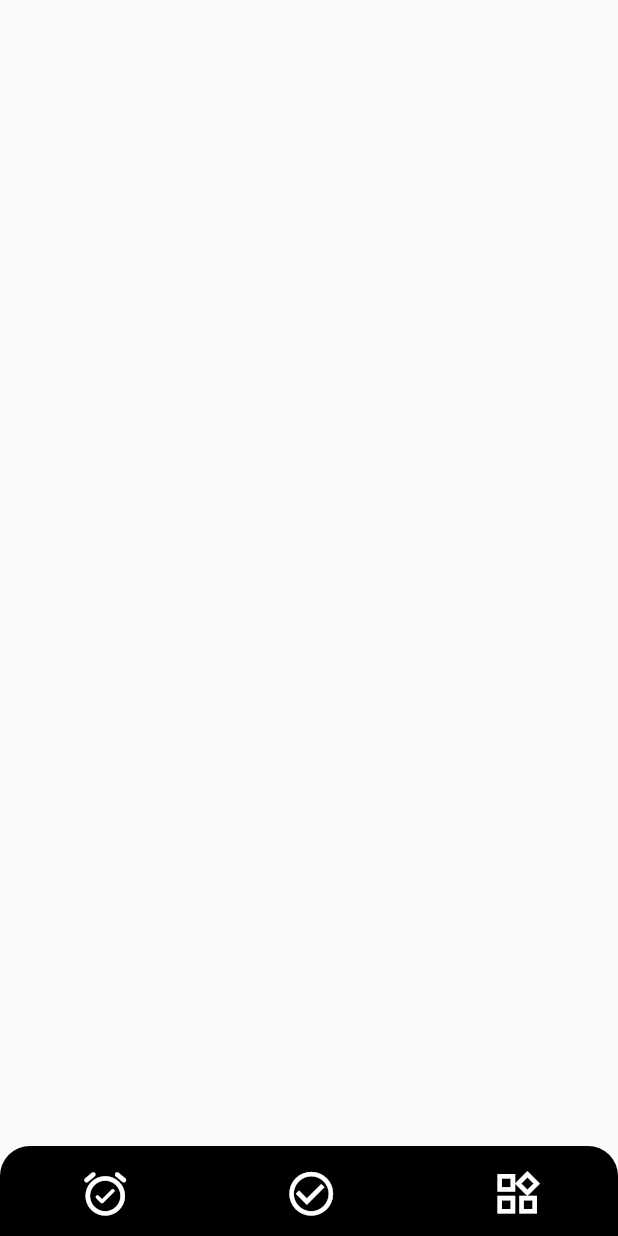
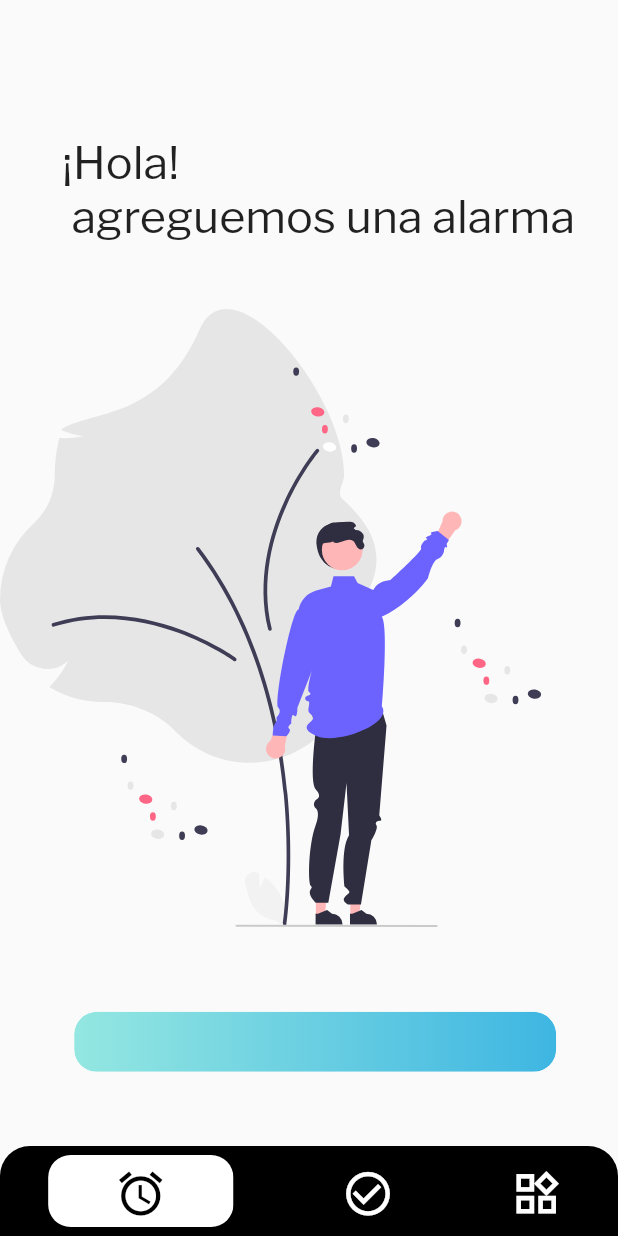
Before and after one commit to wake-group/Wake-App, a Flutter app: the screen it shows after launch, after a tap on "next", on a phone screen of 412 x 824 dp. Run offline on Flutter 3.47's test engine with Material 2 defaults, Android fonts, the phone set to English and light mode, and no system bars; our stand-ins replace easy_localization, flutter_svg.

Commit message:
Still on UI

```diff
--- a/assets/translations/en.json
+++ b/assets/translations/en.json
@@ -1,5 +1,9 @@
 {
 
     "welcome":"set alarm and \n Wake up easily",
-    "start": "hello there! \n let's add an alarm"
+    "start": "hello there! \n let's add an alarm",
+    "movements": {
+        "next":"",
+        "add":""
+    }
 }
--- a/assets/translations/es.json
+++ b/assets/translations/es.json
@@ -1,5 +1,10 @@
 {
 "welcome":"configurar alarma y \n Despertar fácilmente",
 
-"start":"¡Hola a todos! \n agreguemos una alarma"
+"start":"¡Hola! \n agreguemos una alarma",
+
+"movements": {
+    "next":"",
+    "add":""
 }
+}
--- a/lib/UI/Pages/home.dart
+++ b/lib/UI/Pages/home.dart
@@ -1,4 +1,8 @@
+import 'package:easy_localization/easy_localization.dart';
 import 'package:flutter/material.dart';
+import 'package:flutter_svg/flutter_svg.dart';
+import 'package:wake/UI/widgets/widgets.dart';
+import 'package:wake/translations/locale_keys.g.dart';
 
 class Home extends StatefulWidget {
   const Home({Key? key}) : super(key: key);
@@ -10,8 +14,40 @@ class Home extends StatefulWidget {
 class _HomeState extends State<Home> {
   @override
   Widget build(BuildContext context) {
+    Size size = MediaQuery.of(context).size;
+    bool anyalarm = false;
+
     return Scaffold(
-      body: Container(),
+      body: anyalarm
+          ? Container()
+          : Container(
+              child: Stack(
+                children: [
+                  Positioned(
+                      top: size.height * .11,
+                      left: size.width * .1,
+                      child: Text(
+                        LocaleKeys.start.tr(),
+                        style: const TextStyle(
+                          fontSize: 30,
+                        ),
+                      )),
+                  Positioned(
+                      top: size.height * .25,
+                      child: SvgPicture.asset(
+                        "assets/svgs/welcome.svg",
+                        height: MediaQuery.of(context).size.height * .5,
+                      )),
+                  Positioned(
+                      bottom: size.height * .06,
+                      left: size.width * .12,
+                      child: mybutton("", () {
+                        Navigator.push(
+                            context, MaterialPageRoute(builder: (_) => Home()));
+                      }, size.width * .78))
+                ],
+              ),
+            ),
     );
   }
 }
--- a/lib/UI/Pages/navigationbar.dart
+++ b/lib/UI/Pages/navigationbar.dart
@@ -10,9 +10,8 @@ class Navigation extends StatefulWidget {
 
 class _NavigationState extends State<Navigation> {
   int initialIndex = 0;
-  bool anyalarm = false;
 
-  final page = [const Home()];
+  final page = [const Home(), const Home(), const Home()];
   @override
   Widget build(BuildContext context) {
     return Scaffold(
@@ -34,7 +33,14 @@ class _NavigationState extends State<Navigation> {
       child: Row(
         mainAxisAlignment: MainAxisAlignment.spaceAround,
         children: [
-          IconButton(
+          ClipRRect(
+            borderRadius: const BorderRadius.all(Radius.circular(15.00)),
+            child: Container(
+              width: initialIndex == 0
+                  ? MediaQuery.of(context).size.width * .3
+                  : null,
+              color: initialIndex == 0 ? Colors.white : Colors.transparent,
+              child: IconButton(
                 enableFeedback: false,
                 onPressed: () {
                   setState(() {
@@ -43,17 +49,26 @@ class _NavigationState extends State<Navigation> {
                 },
                 icon: initialIndex == 0
                     ? const Icon(
-                    Icons.alarm_on_rounded,
-                    color: Colors.white,
+                        Icons.alarm_outlined,
+                        color: Colors.black,
                         size: 35,
                       )
                     : const Icon(
-                    Icons.alarm_on_outlined,
+                        Icons.alarm_outlined,
                         color: Colors.white,
                         size: 35,
                       ),
               ),
-          IconButton(
+            ),
+          ),
+          ClipRRect(
+            borderRadius: const BorderRadius.all(Radius.circular(15.00)),
+            child: Container(
+              width: initialIndex == 1
+                  ? MediaQuery.of(context).size.width * .3
+                  : null,
+              color: initialIndex == 1 ? Colors.white : Colors.transparent,
+              child: IconButton(
                 enableFeedback: false,
                 onPressed: () {
                   setState(() {
@@ -62,8 +77,8 @@ class _NavigationState extends State<Navigation> {
                 },
                 icon: initialIndex == 1
                     ? const Icon(
-                    Icons.check_circle,
-                    color: Colors.white,
+                        Icons.check_circle_outline,
+                        color: Colors.black,
                         size: 35,
                       )
                     : const Icon(
@@ -72,7 +87,16 @@ class _NavigationState extends State<Navigation> {
                         size: 35,
                       ),
               ),
-          IconButton(
+            ),
+          ),
+          ClipRRect(
+            borderRadius: const BorderRadius.all(Radius.circular(15.00)),
+            child: Container(
+              width: initialIndex == 2
+                  ? MediaQuery.of(context).size.width * .3
+                  : null,
+              color: initialIndex == 2 ? Colors.white : Colors.transparent,
+              child: IconButton(
                 enableFeedback: false,
                 onPressed: () {
                   setState(() {
@@ -82,7 +106,7 @@ class _NavigationState extends State<Navigation> {
                 icon: initialIndex == 2
                     ? const Icon(
                         Icons.widgets_rounded,
-                    color: Colors.white,
+                        color: Colors.black,
                         size: 35,
                       )
                     : const Icon(
@@ -91,6 +115,8 @@ class _NavigationState extends State<Navigation> {
                         size: 35,
                       ),
               ),
+            ),
+          ),
         ],
       ),
     );
--- a/lib/UI/widgets/button.dart
+++ b/lib/UI/widgets/button.dart
@@ -15,12 +15,13 @@ Widget button(String? text, Function()? onPressed) {
           child: Container(
             width: 300,
             decoration: const BoxDecoration(
-                gradient: const LinearGradient(
-              colors: [
-                Color.fromARGB(255, 148, 231, 225),
-                Color.fromARGB(255, 62, 182, 226)
-              ],
-            )),
+                borderRadius: BorderRadius.all(Radius.circular(15.00)),
+                gradient: LinearGradient(
+                  colors: [
+                    Color.fromARGB(255, 148, 231, 225),
+                    Color.fromARGB(255, 62, 182, 226)
+                  ],
+                )),
             padding: const EdgeInsets.all(10.0),
             child: Text(
               text!,
@@ -31,3 +32,25 @@ Widget button(String? text, Function()? onPressed) {
       // color: const Color(0xff8B7CA2))
       : CupertinoButton(child: Text(text!), onPressed: onPressed);
 }
+
+Widget mybutton(String? text, Function()? onPressed, double? height) {
+  return GestureDetector(
+    onTap: onPressed,
+    child: ClipRRect(
+      borderRadius: const BorderRadius.all(Radius.circular(15.00)),
+      child: Container(
+        width: height!,
+        height: 40,
+        decoration: const BoxDecoration(
+            borderRadius: BorderRadius.all(Radius.circular(15.00)),
+            gradient: LinearGradient(
+              colors: [
+                Color.fromARGB(255, 148, 231, 225),
+                Color.fromARGB(255, 62, 182, 226)
+              ],
+            )),
+        child: Center(child: Text(text!)),
+      ),
+    ),
+  );
+}
--- a/lib/main.dart
+++ b/lib/main.dart
@@ -7,8 +7,8 @@ void main() async {
   await EasyLocalization.ensureInitialized();
   runApp(EasyLocalization(
       path: 'assets/translations',
-      fallbackLocale: const Locale('en'),
-      supportedLocales: const [Locale('en'), Locale("es")],
+      fallbackLocale: const Locale('es'),
+      supportedLocales: const [Locale("es")],
       child: const MyApp()));
 }
 
```
Lines whose indentation alone changed are shown as unchanged.
